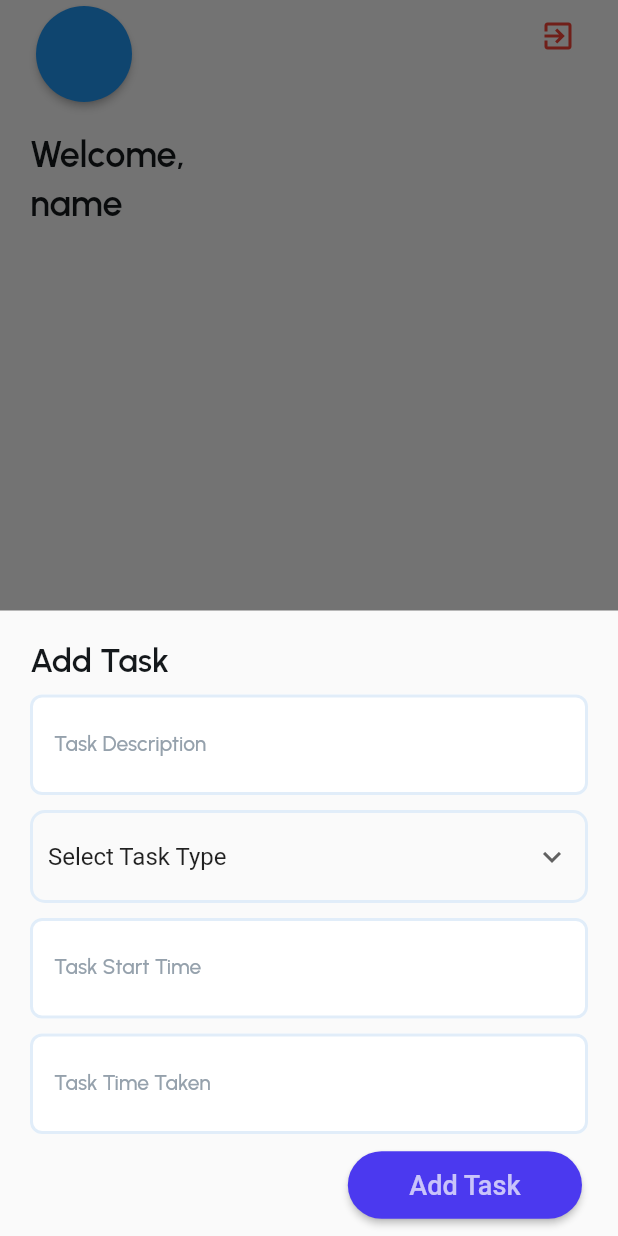
After one commit to abaditya26/employee-management, a Flutter app: the UserDashboard screen opened directly, after a tap on the "exit to app" icon, after a tap on the "add" icon, on a phone screen of 412 x 824 dp. The commit adds this screen. Run offline on Flutter 3.47's test engine with Material 2 defaults, Android fonts, the phone set to English and light mode, and no system bars; our stand-ins replace cloud_firestore, firebase_auth, firebase_core, google_fonts; accounts and stored records are empty; network calls fail.

Commit message:
add task user side, auth service and management

```diff
--- a/lib/main.dart
+++ b/lib/main.dart
@@ -1,16 +1,49 @@
+import 'package:employee_management/pages/admin_dashboard.dart';
+import 'package:employee_management/pages/user_dashboard.dart';
+import 'package:employee_management/services/auth_services.dart';
 import 'package:firebase_core/firebase_core.dart';
 import 'package:flutter/material.dart';
 import 'firebase_options.dart';
 import 'pages/login_page.dart';
+
 Future<void> main() async {
   WidgetsFlutterBinding.ensureInitialized();
   await Firebase.initializeApp(
     options: DefaultFirebaseOptions.currentPlatform,
   );
-  runApp(
-    MaterialApp(
-      home: LoginWidget(),
+  runApp(MainApp());
+}
+
+class MainApp extends StatefulWidget {
+  MainApp({Key? key}) : super(key: key);
+
+  @override
+  State<MainApp> createState() => _MainAppState();
+}
+
+class _MainAppState extends State<MainApp> {
+  final _auth = AuthServices();
+  String user = "false";
+
+  @override
+  void initState() {
+    super.initState();
+    _auth.isUserLoggedIn(context).then((value) {
+      setState(() {
+        user = value;
+      });
+    });
+  }
+
+  @override
+  Widget build(BuildContext context) {
+    return MaterialApp(
+      home: user == "false"
+          ? LoginWidget()
+          : user == "admin"
+              ? admin_dashboard()
+              : UserDashboard(),
       debugShowCheckedModeBanner: false,
-    ),
-  );
+    );
+  }
 }
--- a/lib/pages/admin_dashboard.dart
+++ b/lib/pages/admin_dashboard.dart
@@ -116,7 +116,7 @@ class _admin_dashboardState extends State<admin_dashboard> {
                                 controller: textController,
                                 obscureText: false,
                                 decoration: InputDecoration(
-                                  labelText: 'Emplyoee name...',
+                                  labelText: 'Employee name...',
                                   labelStyle: GoogleFonts.urbanist(
                                     color: const Color(0xFF95A1AC),
                                     fontWeight: FontWeight.w500,
--- a/lib/pages/login_page.dart
+++ b/lib/pages/login_page.dart
@@ -1,3 +1,4 @@
+import 'package:employee_management/pages/user_dashboard.dart';
 import 'package:employee_management/services/auth_services.dart';
 import 'package:employee_management/services/database_services.dart';
 import 'admin_dashboard.dart';
@@ -46,13 +47,22 @@ class _LoginWidgetState extends State<LoginWidget> {
           String uid = credentials.user!.uid;
           _db.isUserAdmin(uid).then((value) {
             if (value) {
-              // TODO: user is admin
+              Navigator.push(
+                context,
+                MaterialPageRoute(
+                  builder: (context) => const admin_dashboard(),
+                ),
+              );
               ScaffoldMessenger.of(context).showSnackBar(
                   const SnackBar(content: Text("Admin User Logged in")));
             } else {
               ScaffoldMessenger.of(context).showSnackBar(
                   const SnackBar(content: Text("Employee logged in.")));
-              //TODO: user is employee
+              Navigator.pushAndRemoveUntil(
+                  context,
+                  MaterialPageRoute(
+                      builder: (context) => const UserDashboard()),
+                  (route) => false);
             }
             setState(() {
               _isLoading = false;
@@ -361,13 +371,6 @@ class _LoginWidgetState extends State<LoginWidget> {
                                     : ElevatedButton(
                                         onPressed: () {
                                           signIn();
-                                           Navigator.push(
-                                                context,
-                                                MaterialPageRoute(
-                                                  builder: (context) =>
-                                                      admin_dashboard(),
-                                                ),
-                                              );
                                         },
                                         style: ElevatedButton.styleFrom(
                                             shape: const StadiumBorder(),
--- /dev/null
+++ b/lib/pages/user_dashboard.dart
@@ -0,0 +1,118 @@
+import 'package:employee_management/services/auth_services.dart';
+import 'package:employee_management/widgets/add_task_widget.dart';
+import 'package:employee_management/widgets/user_dash_graph_widget.dart';
+import 'package:flutter/material.dart';
+import 'package:google_fonts/google_fonts.dart';
+
+class UserDashboard extends StatelessWidget {
+  const UserDashboard({Key? key}) : super(key: key);
+
+  @override
+  Widget build(BuildContext context) {
+    final _authServices = AuthServices();
+    return Scaffold(
+      floatingActionButton: FloatingActionButton(
+        onPressed: () {
+          showModalBottomSheet(
+              context: context,
+              builder: (context) {
+                return AddTaskWidget();
+              });
+        },
+        backgroundColor: const Color(0xFF4B39EF),
+        elevation: 8,
+        child: const Icon(Icons.add, color: Colors.white, size: 28),
+      ),
+      body: SafeArea(
+        child: SingleChildScrollView(
+          child: Column(
+            mainAxisSize: MainAxisSize.max,
+            children: [
+              Padding(
+                padding: const EdgeInsetsDirectional.fromSTEB(20, 0, 16, 0),
+                child: Row(
+                  mainAxisSize: MainAxisSize.max,
+                  mainAxisAlignment: MainAxisAlignment.spaceBetween,
+                  crossAxisAlignment: CrossAxisAlignment.start,
+                  children: [
+                    Card(
+                      clipBehavior: Clip.antiAliasWithSaveLayer,
+                      color: Theme.of(context).primaryColor,
+                      elevation: 2,
+                      shape: RoundedRectangleBorder(
+                        borderRadius: BorderRadius.circular(40),
+                      ),
+                      child: Padding(
+                        padding:
+                            const EdgeInsetsDirectional.fromSTEB(2, 2, 2, 2),
+                        child: Container(
+                          width: 60,
+                          height: 60,
+                          clipBehavior: Clip.antiAlias,
+                          decoration: const BoxDecoration(
+                            shape: BoxShape.circle,
+                          ),
+                          child: Image.network(
+                            'https://adityabodhankar.in/static/images/profile.jpeg',
+                          ),
+                        ),
+                      ),
+                    ),
+                    IconButton(
+                        onPressed: () {
+                          _authServices.signOutUser(context);
+                        },
+                        icon: const Icon(
+                          Icons.exit_to_app,
+                          color: Colors.red,
+                        )),
+                  ],
+                ),
+              ),
+              Padding(
+                padding: const EdgeInsetsDirectional.fromSTEB(20, 0, 20, 0),
+                child: Row(
+                  mainAxisSize: MainAxisSize.max,
+                  children: [
+                    Padding(
+                      padding:
+                          const EdgeInsetsDirectional.fromSTEB(0, 16, 0, 0),
+                      child: Text(
+                        'Welcome,',
+                        style: GoogleFonts.urbanist(
+                          color: const Color(0xFF14181B),
+                          fontWeight: FontWeight.w600,
+                          fontSize: 24,
+                        ),
+                      ),
+                    ),
+                  ],
+                ),
+              ),
+              Padding(
+                padding: const EdgeInsetsDirectional.fromSTEB(20, 0, 20, 0),
+                child: Row(
+                  mainAxisSize: MainAxisSize.max,
+                  children: [
+                    Padding(
+                      padding: const EdgeInsetsDirectional.fromSTEB(0, 4, 0, 0),
+                      child: Text(
+                        "name",
+                        style: GoogleFonts.urbanist(
+                          color: const Color(0xFF14181B),
+                          fontWeight: FontWeight.w600,
+                          fontSize: 24,
+                        ),
+                      ),
+                    ),
+                  ],
+                ),
+              ),
+              UserDashGraphsWidget(),
+            ],
+          ),
+        ),
+      ),
+    );
+  }
+}
--- a/lib/services/auth_services.dart
+++ b/lib/services/auth_services.dart
@@ -1,8 +1,44 @@
+import 'package:employee_management/pages/login_page.dart';
+import 'package:employee_management/services/database_services.dart';
 import 'package:firebase_auth/firebase_auth.dart';
+import 'package:flutter/material.dart';
 
-class AuthServices{
+import '../main.dart';
+
+class AuthServices {
   final _auth = FirebaseAuth.instance;
-  Future<UserCredential> signInWithEmail(String email, String password){
+  final _db = DatabaseServices();
+  Future<UserCredential> signInWithEmail(String email, String password) {
     return _auth.signInWithEmailAndPassword(email: email, password: password);
   }
+
+  Future<String> isUserLoggedIn(BuildContext context) async {
+    try {
+      if (_auth.currentUser != null) {
+        bool isAdmin = await _db.isUserAdmin(_auth.currentUser!.uid);
+        if (isAdmin) {
+          return "admin";
+        } else {
+          return "user";
+        }
+      } else {
+        return "false";
+      }
+    } catch (e) {
+      ScaffoldMessenger.of(context).showSnackBar(SnackBar(
+        content: Text(e.toString()),
+      ));
+      return "false";
+    }
+  }
+
+  signOutUser(BuildContext context) async {
+    _auth.signOut().then((value) {
+      Navigator.pushAndRemoveUntil(context,
+          MaterialPageRoute(builder: (context) => MainApp()), (route) => false);
+    }).catchError((e) {
+      ScaffoldMessenger.of(context).showSnackBar(
+          SnackBar(content: Text("Error while logging out :- $e")));
+    });
+  }
 }
--- /dev/null
+++ b/lib/widgets/add_task_widget.dart
@@ -0,0 +1,339 @@
+import 'package:flutter/material.dart';
+import 'package:google_fonts/google_fonts.dart';
+
+class AddTaskWidget extends StatefulWidget {
+  const AddTaskWidget({Key? key}) : super(key: key);
+
+  @override
+  State<AddTaskWidget> createState() => _AddTaskWidgetState();
+}
+
+class _AddTaskWidgetState extends State<AddTaskWidget> {
+  final _taskDescription = TextEditingController();
+  final _startTime = TextEditingController();
+  final _timeTaken = TextEditingController();
+  bool _isLoading = false;
+  List<String> taskList = ["Select Task Type", "Break", "Meeting", "Work"];
+  String selectedTaskType = "Select Task Type";
+
+  @override
+  void initState() {
+    super.initState();
+    selectedTaskType = taskList[0];
+  }
+
+  @override
+  Widget build(BuildContext context) {
+    return SingleChildScrollView(
+      child: Container(
+        padding: const EdgeInsets.symmetric(vertical: 10.0, horizontal: 20.0),
+        child: Column(
+          crossAxisAlignment: CrossAxisAlignment.start,
+          children: [
+            const SizedBox(
+              height: 10.0,
+            ),
+            Text(
+              "Add Task",
+              style: GoogleFonts.urbanist(
+                color: const Color(0xFF14181B),
+                fontWeight: FontWeight.w600,
+                fontSize: 22,
+              ),
+            ),
+            const SizedBox(
+              height: 10.0,
+            ),
+            TextFormField(
+                controller: _taskDescription,
+                obscureText: false,
+                decoration: InputDecoration(
+                  labelText: 'Task Description',
+                  labelStyle: GoogleFonts.urbanist(
+                    color: const Color(0xFF95A1AC),
+                    fontWeight: FontWeight.w500,
+                    fontSize: 14,
+                  ),
+                  hintText: 'Enter Task Description here...',
+                  hintStyle: GoogleFonts.urbanist(
+                    color: const Color(0xFF95A1AC),
+                    fontWeight: FontWeight.w500,
+                    fontSize: 14,
+                  ),
+                  enabledBorder: OutlineInputBorder(
+                    borderSide: const BorderSide(
+                      color: Color(0xFFE1EDF9),
+                      width: 2,
+                    ),
+                    borderRadius: BorderRadius.circular(8),
+                  ),
+                  focusedBorder: OutlineInputBorder(
+                    borderSide: const BorderSide(
+                      color: Color(0xFFE1EDF9),
+                      width: 2,
+                    ),
+                    borderRadius: BorderRadius.circular(8),
+                  ),
+                  errorBorder: OutlineInputBorder(
+                    borderSide: const BorderSide(
+                      color: Color(0x00000000),
+                      width: 2,
+                    ),
+                    borderRadius: BorderRadius.circular(8),
+                  ),
+                  focusedErrorBorder: OutlineInputBorder(
+                    borderSide: const BorderSide(
+                      color: Color(0x00000000),
+                      width: 2,
+                    ),
+                    borderRadius: BorderRadius.circular(8),
+                  ),
+                  filled: true,
+                  fillColor: const Color(0xFFFFFFFF),
+                  contentPadding:
+                      const EdgeInsetsDirectional.fromSTEB(16, 24, 0, 24),
+                ),
+                style: GoogleFonts.urbanist(
+                  color: const Color(0xFF14181B),
+                  fontWeight: FontWeight.w600,
+                  fontSize: 16,
+                )),
+            const SizedBox(
+              height: 10.0,
+            ),
+            Container(
+              padding: const EdgeInsets.symmetric(horizontal: 10, vertical: 5),
+              decoration: BoxDecoration(
+                borderRadius: BorderRadius.circular(10),
+                border: Border.all(
+                  color: const Color(0xFFE1EDF9),
+                  width: 2,
+                ),
+              ),
+              child: DropdownButton(
+                underline: const SizedBox(),
+                isExpanded: true,
+                value: selectedTaskType,
+                icon: const Icon(Icons.keyboard_arrow_down),
+                items: taskList.map((String task) {
+                  return DropdownMenuItem(
+                    value: task,
+                    child: Text(task),
+                  );
+                }).toList(),
+                onChanged: (String? newValue) {
+                  setState(() {
+                    selectedTaskType = newValue ?? "";
+                  });
+                },
+              ),
+            ),
+            const SizedBox(
+              height: 10.0,
+            ),
+            InkWell(
+              onTap: () async {
+                final dt = await showDatePicker(
+                    context: context,
+                    initialDate: DateTime.now(),
+                    firstDate: DateTime(2000, 1, 1),
+                    lastDate: DateTime.now());
+                if (dt == null) {
+                  return;
+                }
+                String datetime = "${dt.year}-${dt.month}-${dt.day}";
+                final time = await showTimePicker(
+                  context: context,
+                  initialTime: TimeOfDay.now(),
+                );
+                if (time == null) {
+                  return;
+                }
+                datetime += " ${time.hour}-${time.minute}";
+                final now = DateTime.now();
+                String dtNow =
+                    "${now.year}-${now.month}-${now.day} ${now.hour}-${now.minute}";
+                if (dtNow.compareTo(datetime) < 0) {
+                  showDialog(
+                      context: context,
+                      builder: (context) => AlertDialog(
+                            title: const Text("Select Valid Date"),
+                            content: Text(
+                                "Please select time less than current time $dtNow."),
+                            actions: [
+                              ElevatedButton(
+                                  onPressed: () {
+                                    Navigator.pop(context);
+                                  },
+                                  child: const Text("OK")),
+                            ],
+                          ));
+                  return;
+                }
+                _startTime.text = datetime;
+              },
+              child: TextFormField(
+                  controller: _startTime,
+                  obscureText: false,
+                  enabled: false,
+                  decoration: InputDecoration(
+                    labelText: 'Task Start Time',
+                    labelStyle: GoogleFonts.urbanist(
+                      color: const Color(0xFF95A1AC),
+                      fontWeight: FontWeight.w500,
+                      fontSize: 14,
+                    ),
+                    hintText: 'Enter Start Time here...',
+                    hintStyle: GoogleFonts.urbanist(
+                      color: const Color(0xFF95A1AC),
+                      fontWeight: FontWeight.w500,
+                      fontSize: 14,
+                    ),
+                    enabledBorder: OutlineInputBorder(
+                      borderSide: const BorderSide(
+                        color: Color(0xFFE1EDF9),
+                        width: 2,
+                      ),
+                      borderRadius: BorderRadius.circular(8),
+                    ),
+                    disabledBorder: OutlineInputBorder(
+                      borderSide: const BorderSide(
+                        color: Color(0xFFE1EDF9),
+                        width: 2,
+                      ),
+                      borderRadius: BorderRadius.circular(8),
+                    ),
+                    focusedBorder: OutlineInputBorder(
+                      borderSide: const BorderSide(
+                        color: Color(0xFFE1EDF9),
+                        width: 2,
+                      ),
+                      borderRadius: BorderRadius.circular(8),
+                    ),
+                    errorBorder: OutlineInputBorder(
+                      borderSide: const BorderSide(
+                        color: Color(0x00000000),
+                        width: 2,
+                      ),
+                      borderRadius: BorderRadius.circular(8),
+                    ),
+                    focusedErrorBorder: OutlineInputBorder(
+                      borderSide: const BorderSide(
+                        color: Color(0x00000000),
+                        width: 2,
+                      ),
+                      borderRadius: BorderRadius.circular(8),
+                    ),
+                    filled: true,
+                    fillColor: const Color(0xFFFFFFFF),
+                    contentPadding:
+                        const EdgeInsetsDirectional.fromSTEB(16, 24, 0, 24),
+                  ),
+                  style: GoogleFonts.urbanist(
+                    color: const Color(0xFF14181B),
+                    fontWeight: FontWeight.w600,
+                    fontSize: 16,
+                  )),
+            ),
+            const SizedBox(
+              height: 10.0,
+            ),
+            TextFormField(
+                controller: _timeTaken,
+                keyboardType: TextInputType.number,
+                obscureText: false,
+                decoration: InputDecoration(
+                  labelText: 'Task Time Taken',
+                  labelStyle: GoogleFonts.urbanist(
+                    color: const Color(0xFF95A1AC),
+                    fontWeight: FontWeight.w500,
+                    fontSize: 14,
+                  ),
+                  hintText: 'Enter Time Taken here(in min(s))',
+                  hintStyle: GoogleFonts.urbanist(
+                    color: const Color(0xFF95A1AC),
+                    fontWeight: FontWeight.w500,
+                    fontSize: 14,
+                  ),
+                  enabledBorder: OutlineInputBorder(
+                    borderSide: const BorderSide(
+                      color: Color(0xFFE1EDF9),
+                      width: 2,
+                    ),
+                    borderRadius: BorderRadius.circular(8),
+                  ),
+                  focusedBorder: OutlineInputBorder(
+                    borderSide: const BorderSide(
+                      color: Color(0xFFE1EDF9),
+                      width: 2,
+                    ),
+                    borderRadius: BorderRadius.circular(8),
+                  ),
+                  errorBorder: OutlineInputBorder(
+                    borderSide: const BorderSide(
+                      color: Color(0x00000000),
+                      width: 2,
+                    ),
+                    borderRadius: BorderRadius.circular(8),
+                  ),
+                  focusedErrorBorder: OutlineInputBorder(
+                    borderSide: const BorderSide(
+                      color: Color(0x00000000),
+                      width: 2,
+                    ),
+                    borderRadius: BorderRadius.circular(8),
+                  ),
+                  filled: true,
+                  fillColor: const Color(0xFFFFFFFF),
+                  contentPadding:
+                      const EdgeInsetsDirectional.fromSTEB(16, 24, 0, 24),
+                ),
+                style: GoogleFonts.urbanist(
+                  color: const Color(0xFF14181B),
+                  fontWeight: FontWeight.w600,
+                  fontSize: 16,
+                )),
+            const SizedBox(
+              height: 10.0,
+            ),
+            Row(
+              children: [
+                const Spacer(),
+                Padding(
+                  padding: const EdgeInsetsDirectional.fromSTEB(0, 0, 4, 0),
+                  child: _isLoading
+                      ? const Padding(
+                          padding:
+                              EdgeInsetsDirectional.fromSTEB(25, 12, 25, 12),
+                          child: Center(
+                            child: CircularProgressIndicator(),
+                          ),
+                        )
+                      : ElevatedButton(
+                          onPressed: () {},
+                          style: ElevatedButton.styleFrom(
+                              shape: const StadiumBorder(),
+                              backgroundColor: const Color(0xFF4B39EF)),
+                          child: const Padding(
+                            padding:
+                                EdgeInsetsDirectional.fromSTEB(25, 12, 25, 12),
+                            child: FittedBox(
+                              child: Text(
+                                'Add Task',
+                                style: TextStyle(
+                                  fontSize: 18,
+                                  color: Colors.white70,
+                                ),
+                              ),
+                            ),
+                          ),
+                        ),
+                ),
+              ],
+            )
+          ],
+        ),
+      ),
+    );
+  }
+}
--- /dev/null
+++ b/lib/widgets/user_dash_graph_widget.dart
@@ -0,0 +1,15 @@
+import 'package:flutter/material.dart';
+
+class UserDashGraphsWidget extends StatefulWidget {
+  const UserDashGraphsWidget({Key? key}) : super(key: key);
+
+  @override
+  State<UserDashGraphsWidget> createState() => _UserDashGraphsWidgetState();
+}
+
+class _UserDashGraphsWidgetState extends State<UserDashGraphsWidget> {
+  @override
+  Widget build(BuildContext context) {
+    return Container();
+  }
+}
```
